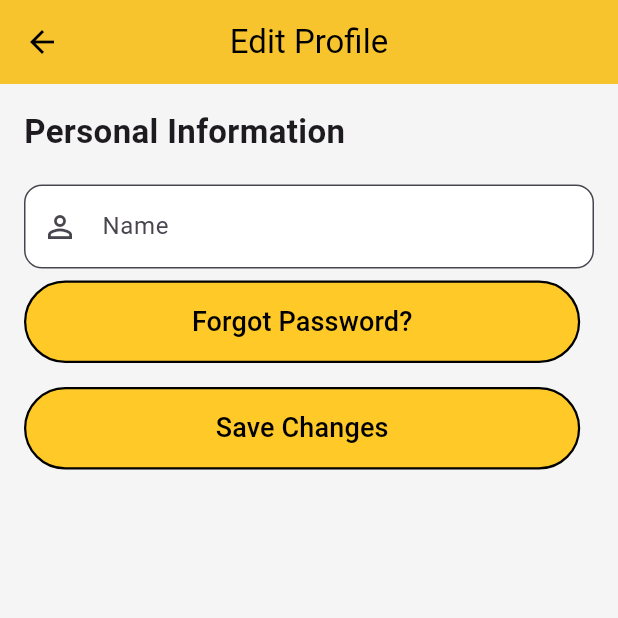
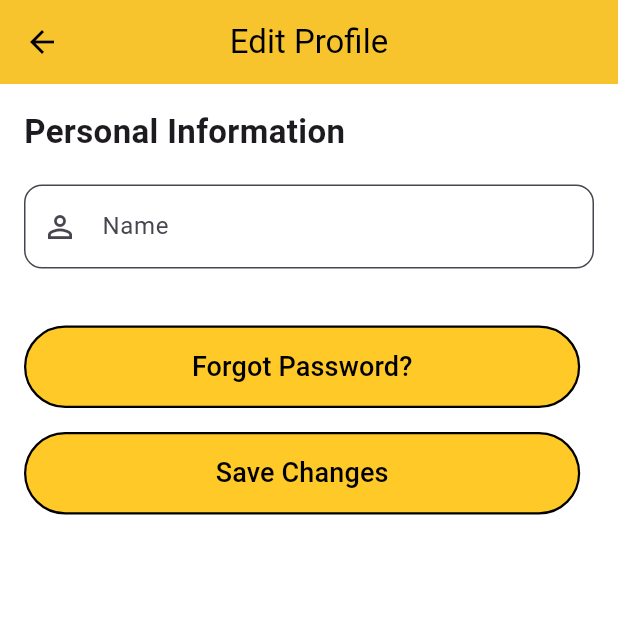
Before and after one commit to AryanBhimani/Notes-App, a Flutter app: the Profile screen opened directly, after a tap on "Edit Profile", on a phone screen of 412 x 824 dp, the top half of it. Run offline on Flutter 3.47's test engine with Material 3 defaults, Android fonts, the phone set to English and light mode, and no system bars; our stand-ins replace cloud_firestore, firebase_auth, firebase_core, google_sign_in, lottie, shared_preferences; missing offline and left inert: google_gemini; accounts and stored records are empty.

Commit message:
first commit

```diff
--- a/lib/Screen/Home /Profile.dart
+++ b/lib/Screen/Home /Profile.dart
@@ -24,7 +24,7 @@ class Profile extends StatelessWidget {
     }
 
     return Scaffold(
-      backgroundColor: Colors.white,
+      backgroundColor: white,
       appBar: AppBar(
         centerTitle: true,
         backgroundColor: yellow,
--- a/lib/Screen/Home /ProfileEdit.dart
+++ b/lib/Screen/Home /ProfileEdit.dart
@@ -73,7 +73,7 @@ class _ProfileEditState extends State<ProfileEdit> {
   @override
   Widget build(BuildContext context) {
     return Scaffold(
-      backgroundColor: Colors.grey[100],
+      backgroundColor: white,
       appBar: AppBar(
         title: const Text("Edit Profile", style: TextStyle(color: Colors.black)),
         centerTitle: true,
@@ -107,10 +107,10 @@ class _ProfileEditState extends State<ProfileEdit> {
                   fillColor: Colors.white,
                 ),
               ),
-              const Spacer(),
+              const SizedBox(height: 30),
               Button(label: "Forgot Password?", onPressed: _resetPassword),
               Button(label: "Save Changes", onPressed: _updateProfile),
-              const SizedBox(height: 20),
+
             ],
           ),
         ),
```
Also changed, not shown: lib/Screen/Home /Home.dart (+22 -41 lines).
